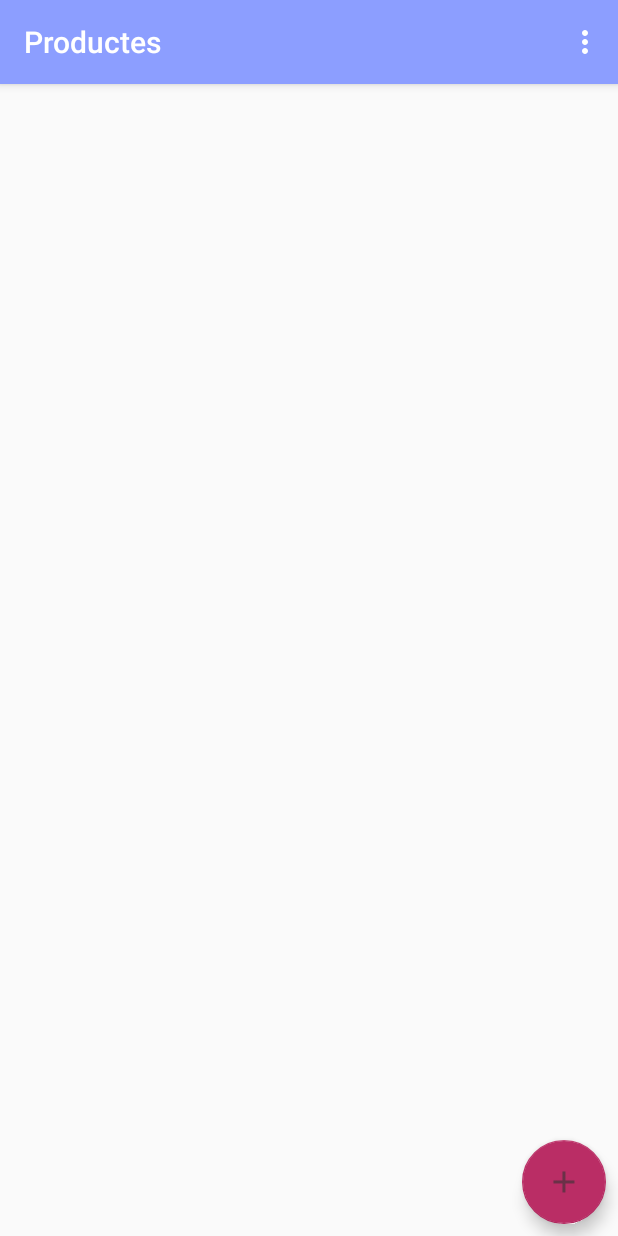
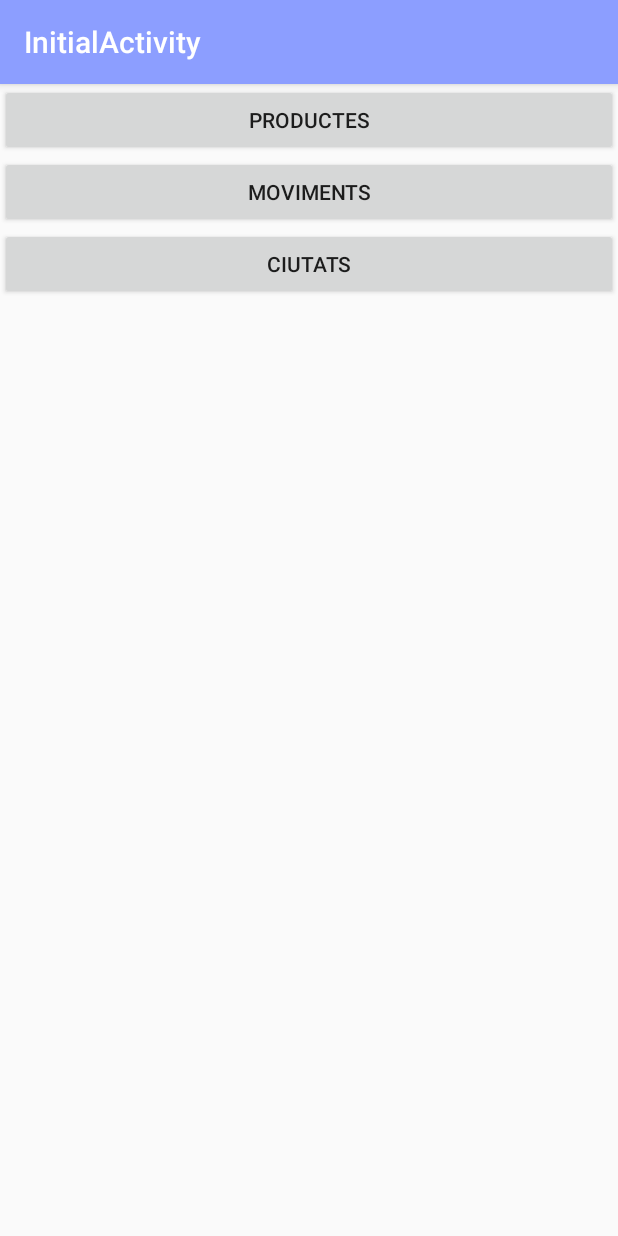
Before and after one commit to pmoragas/CatalogManager, an Android app: the screen it shows after launch (MainActivity before the commit, InitialActivity after it), on a phone screen of 412 x 824 dp. Run offline under Robolectric (Android 15) with nearby library versions, the phone set to English and light mode, and no system bars.

Commit message:
commit prova

```diff
--- a/app/build.gradle
+++ b/app/build.gradle
@@ -2,7 +2,7 @@ apply plugin: 'com.android.application'
 
 android {
     compileSdkVersion 26
-    buildToolsVersion "25.0.3"
+
     defaultConfig {
         applicationId "com.example.morgan.catalogmanager2"
         minSdkVersion 18
--- a/app/src/main/AndroidManifest.xml
+++ b/app/src/main/AndroidManifest.xml
@@ -16,7 +16,7 @@
             <intent-filter>
                 <action android:name="android.intent.action.MAIN" />
 
-                <category android:name="android.intent.category.LAUNCHER" />
+
             </intent-filter>
         </activity>
         <activity
@@ -26,13 +26,25 @@
         <activity
             android:name=".MovementsActivity"
             android:label="@string/title_activity_movements"
-            android:theme="@style/AppTheme.NoActionBar"
-            android:parentActivityName=".MainActivity" >
+            android:parentActivityName=".MainActivity"
+            android:theme="@style/AppTheme.NoActionBar">
 
             <!-- Parent activity meta-data to support 4.0 and lower -->
             <meta-data
                 android:name="android.support.PARENT_ACTIVITY"
-                android:value="MainActivity" />></activity>
+                android:value="MainActivity" />
+            >
+        </activity>
+        <activity
+            android:name=".InitialActivity"
+            android:label="@string/title_activity_initial"
+            android:theme="@style/AppTheme.NoActionBar">
+            <intent-filter>
+                <action android:name="android.intent.action.MAIN" />
+
+                <category android:name="android.intent.category.LAUNCHER" />
+            </intent-filter>
+        </activity>
     </application>
 
 </manifest>
--- /dev/null
+++ b/app/src/main/java/com/example/morgan/catalogmanager2/InitialActivity.java
@@ -0,0 +1,22 @@
+package com.example.morgan.catalogmanager2;
+
+import android.os.Bundle;
+import android.support.design.widget.FloatingActionButton;
+import android.support.design.widget.Snackbar;
+import android.support.v7.app.AppCompatActivity;
+import android.support.v7.widget.Toolbar;
+import android.view.View;
+
+public class InitialActivity extends AppCompatActivity {
+
+    @Override
+    protected void onCreate(Bundle savedInstanceState) {
+        super.onCreate(savedInstanceState);
+        setContentView(R.layout.activity_initial);
+        Toolbar toolbar = (Toolbar) findViewById(R.id.toolbar);
+        setSupportActionBar(toolbar);
+
+
+    }
+
+}
--- /dev/null
+++ b/app/src/main/res/layout/activity_initial.xml
@@ -0,0 +1,25 @@
+<?xml version="1.0" encoding="utf-8"?>
+<android.support.design.widget.CoordinatorLayout xmlns:android="http://schemas.android.com/apk/res/android"
+    xmlns:app="http://schemas.android.com/apk/res-auto"
+    xmlns:tools="http://schemas.android.com/tools"
+    android:layout_width="match_parent"
+    android:layout_height="match_parent"
+    tools:context="com.example.morgan.catalogmanager2.InitialActivity">
+
+    <android.support.design.widget.AppBarLayout
+        android:layout_width="match_parent"
+        android:layout_height="wrap_content"
+        android:theme="@style/AppTheme.AppBarOverlay">
+
+        <android.support.v7.widget.Toolbar
+            android:id="@+id/toolbar"
+            android:layout_width="match_parent"
+            android:layout_height="?attr/actionBarSize"
+            android:background="?attr/colorPrimary"
+            app:popupTheme="@style/AppTheme.PopupOverlay" />
+
+    </android.support.design.widget.AppBarLayout>
+
+    <include layout="@layout/content_initial" />
+
+</android.support.design.widget.CoordinatorLayout>
--- /dev/null
+++ b/app/src/main/res/layout/content_initial.xml
@@ -0,0 +1,35 @@
+<?xml version="1.0" encoding="utf-8"?>
+<android.support.constraint.ConstraintLayout xmlns:android="http://schemas.android.com/apk/res/android"
+    xmlns:app="http://schemas.android.com/apk/res-auto"
+    xmlns:tools="http://schemas.android.com/tools"
+    android:layout_width="match_parent"
+    android:layout_height="match_parent"
+    app:layout_behavior="@string/appbar_scrolling_view_behavior"
+    tools:context="com.example.morgan.catalogmanager2.InitialActivity"
+    tools:showIn="@layout/activity_initial">
+
+    <LinearLayout
+        android:layout_width="match_parent"
+        android:layout_height="match_parent"
+        android:orientation="vertical">
+
+        <Button
+            android:id="@+id/btnProducts"
+            android:layout_width="match_parent"
+            android:layout_height="wrap_content"
+            android:text="Productes" />
+
+        <Button
+            android:id="@+id/btnMoviments"
+            android:layout_width="match_parent"
+            android:layout_height="wrap_content"
+            android:text="Moviments" />
+
+        <Button
+            android:id="@+id/btnCiutats"
+            android:layout_width="match_parent"
+            android:layout_height="wrap_content"
+            android:text="ciutats" />
+    </LinearLayout>
+
+</android.support.constraint.ConstraintLayout>
--- a/app/src/main/res/values/strings.xml
+++ b/app/src/main/res/values/strings.xml
@@ -27,4 +27,5 @@
     <string name="dia_upper">DIA:</string>
     <string name="qty_upper">QUANTITAT:</string>
     <string name="filtre_descripcio">Filtrar per Descripció</string>
+    <string name="title_activity_initial">InitialActivity</string>
 </resources>
```
Also changed, not shown: 26 other files.
